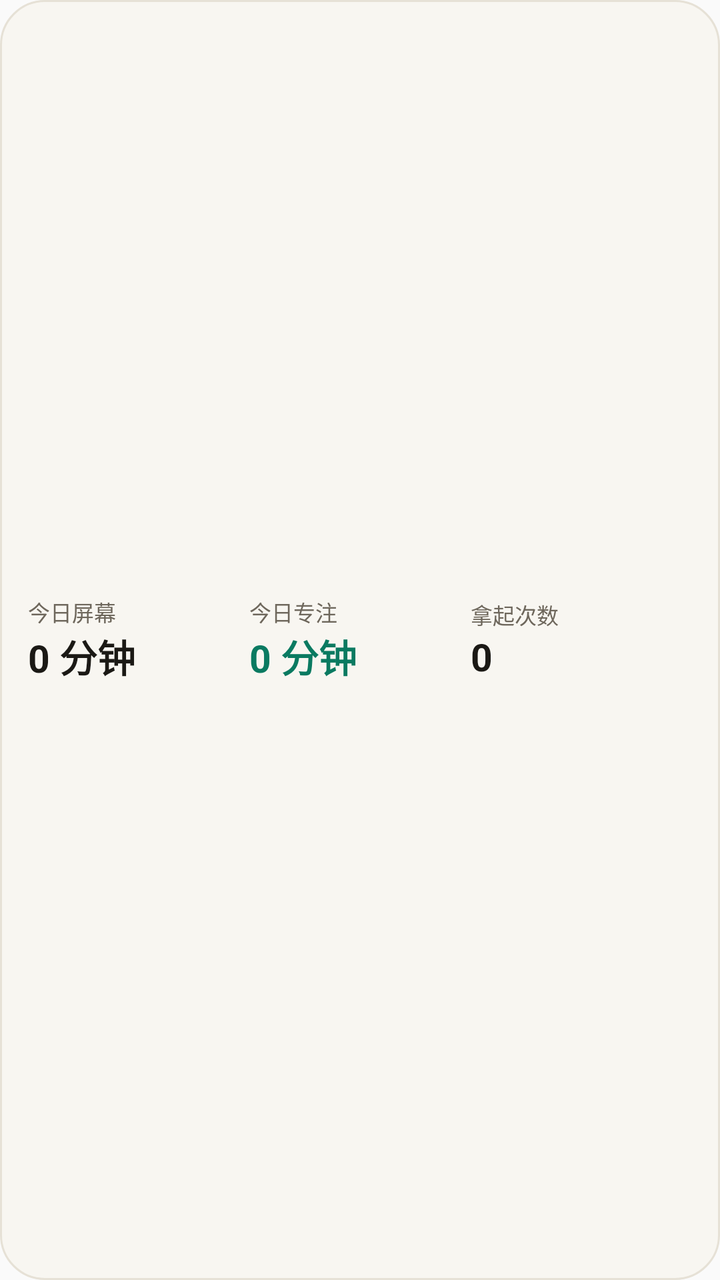
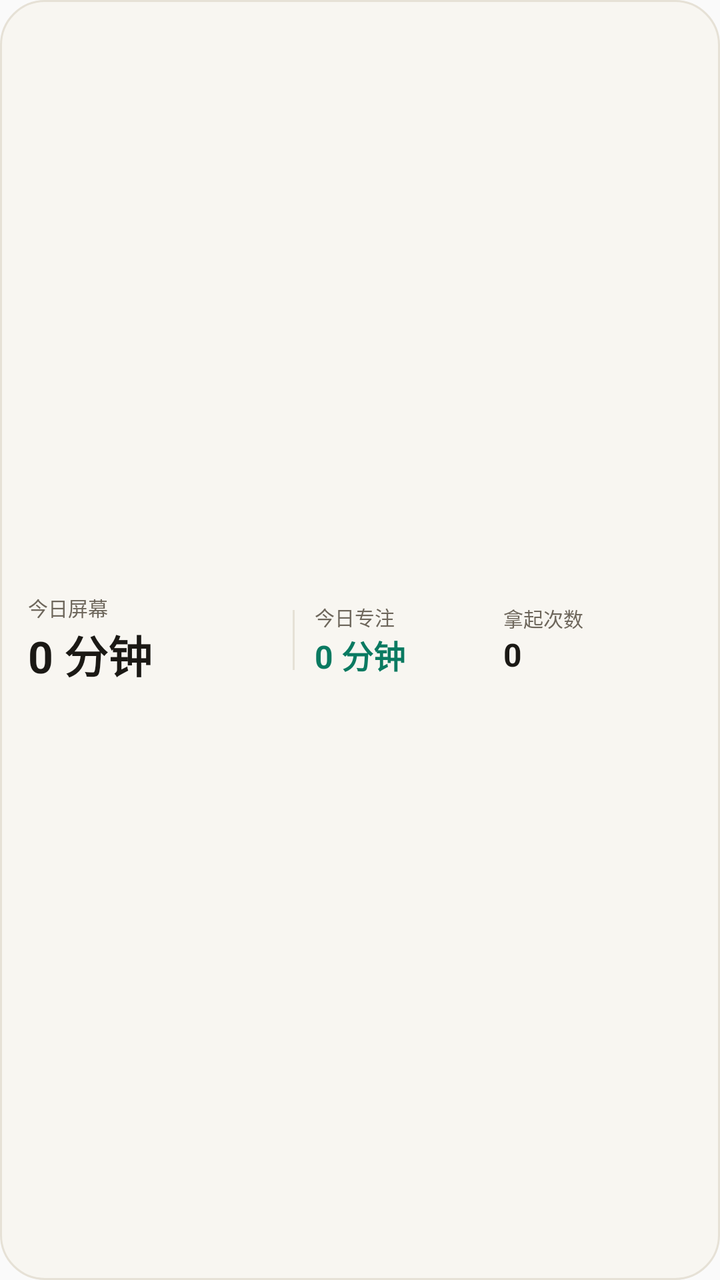

Compare the two renders of this Android layout. The source of the first and the diff that turns it into the second are given below.
<!-- AndroidManifest.xml: application theme Theme.Liubai -->
<!-- res/layout/widget_medium.xml -->
<?xml version="1.0" encoding="utf-8"?>
<LinearLayout xmlns:android="http://schemas.android.com/apk/res/android"
    android:id="@android:id/background"
    android:layout_width="match_parent"
    android:layout_height="match_parent"
    android:orientation="horizontal"
    android:padding="14dp"
    android:background="@drawable/widget_bg"
    android:gravity="center_vertical">

    <LinearLayout
        android:layout_width="0dp"
        android:layout_height="wrap_content"
        android:layout_weight="1"
        android:orientation="vertical">
        <TextView android:layout_width="wrap_content" android:layout_height="wrap_content"
            android:text="今日屏幕" android:textSize="11sp" android:textColor="#6E675C" />
        <TextView android:id="@+id/widget_screen" android:layout_width="wrap_content"
            android:layout_height="wrap_content" android:text="0 分钟" android:textSize="19sp"
            android:textStyle="bold" android:textColor="#1B1915" />
    </LinearLayout>

    <LinearLayout
        android:layout_width="0dp"
        android:layout_height="wrap_content"
        android:layout_weight="1"
        android:orientation="vertical">
        <TextView android:layout_width="wrap_content" android:layout_height="wrap_content"
            android:text="今日专注" android:textSize="11sp" android:textColor="#6E675C" />
        <TextView android:id="@+id/widget_focus" android:layout_width="wrap_content"
            android:layout_height="wrap_content" android:text="0 分钟" android:textSize="19sp"
            android:textStyle="bold" android:textColor="#0A7A61" />
    </LinearLayout>

    <LinearLayout
        android:layout_width="0dp"
        android:layout_height="wrap_content"
        android:layout_weight="1"
        android:orientation="vertical">
        <TextView android:layout_width="wrap_content" android:layout_height="wrap_content"
            android:text="拿起次数" android:textSize="11sp" android:textColor="#6E675C" />
        <TextView android:id="@+id/widget_pickup" android:layout_width="wrap_content"
            android:layout_height="wrap_content" android:text="0" android:textSize="19sp"
            android:textStyle="bold" android:textColor="#1B1915" />
    </LinearLayout>
</LinearLayout>
<!-- resources referenced by this layout -->
<resources>
  <!-- drawable widget_bg (drawable) -->
  <?xml version="1.0" encoding="utf-8"?>
  <shape xmlns:android="http://schemas.android.com/apk/res/android" android:shape="rectangle">
      <solid android:color="#F8F6F1" />
      <corners android:radius="22dp" />
      <stroke android:width="1dp" android:color="#E6E1D6" />
  </shape>
  <style name="Theme.Liubai" parent="android:Theme.Material.Light.NoActionBar">
          <item name="android:statusBarColor">@android:color/transparent</item>
          <item name="android:windowLightStatusBar">true</item>
          <item name="android:navigationBarColor">@android:color/transparent</item>
      </style>
</resources>

<!-- the commit's change to res/layout/widget_medium.xml (unified diff, before → after) -->
@@ -11,14 +11,20 @@
     <LinearLayout
         android:layout_width="0dp"
         android:layout_height="wrap_content"
-        android:layout_weight="1"
+        android:layout_weight="1.3"
         android:orientation="vertical">
         <TextView android:layout_width="wrap_content" android:layout_height="wrap_content"
-            android:text="今日屏幕" android:textSize="11sp" android:textColor="#6E675C" />
+            android:text="今日屏幕" android:textSize="10sp" android:textColor="#6E675C" />
         <TextView android:id="@+id/widget_screen" android:layout_width="wrap_content"
-            android:layout_height="wrap_content" android:text="0 分钟" android:textSize="19sp"
+            android:layout_height="wrap_content" android:text="0 分钟" android:textSize="22sp"
             android:textStyle="bold" android:textColor="#1B1915" />
     </LinearLayout>
+
+    <View
+        android:layout_width="1dp"
+        android:layout_height="30dp"
+        android:layout_marginHorizontal="10dp"
+        android:background="#E6E1D6" />
 
     <LinearLayout
         android:layout_width="0dp"
@@ -26,9 +32,9 @@
         android:layout_weight="1"
         android:orientation="vertical">
         <TextView android:layout_width="wrap_content" android:layout_height="wrap_content"
-            android:text="今日专注" android:textSize="11sp" android:textColor="#6E675C" />
+            android:text="今日专注" android:textSize="10sp" android:textColor="#6E675C" />
         <TextView android:id="@+id/widget_focus" android:layout_width="wrap_content"
-            android:layout_height="wrap_content" android:text="0 分钟" android:textSize="19sp"
+            android:layout_height="wrap_content" android:text="0 分钟" android:textSize="16sp"
             android:textStyle="bold" android:textColor="#0A7A61" />
     </LinearLayout>
 
@@ -38,9 +44,9 @@
         android:layout_weight="1"
         android:orientation="vertical">
         <TextView android:layout_width="wrap_content" android:layout_height="wrap_content"
-            android:text="拿起次数" android:textSize="11sp" android:textColor="#6E675C" />
+            android:text="拿起次数" android:textSize="10sp" android:textColor="#6E675C" />
         <TextView android:id="@+id/widget_pickup" android:layout_width="wrap_content"
-            android:layout_height="wrap_content" android:text="0" android:textSize="19sp"
+            android:layout_height="wrap_content" android:text="0" android:textSize="16sp"
             android:textStyle="bold" android:textColor="#1B1915" />
     </LinearLayout>
 </LinearLayout>
